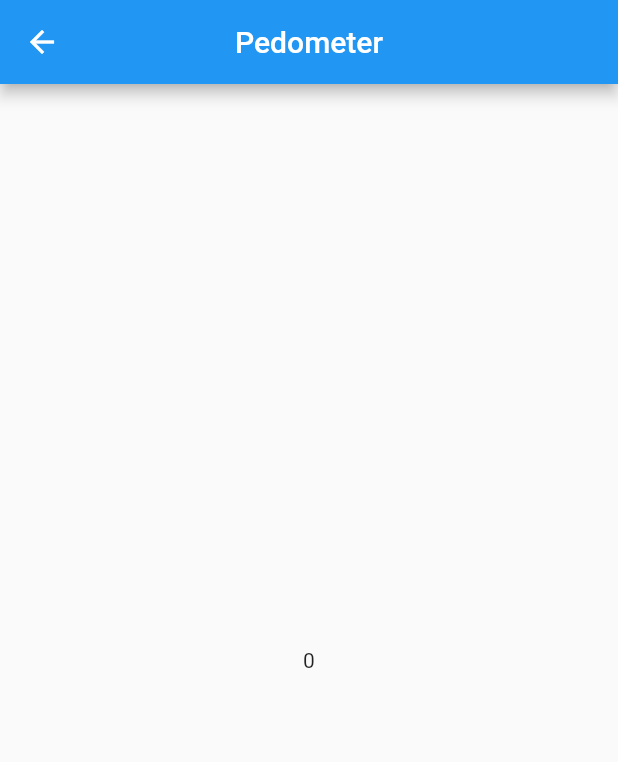
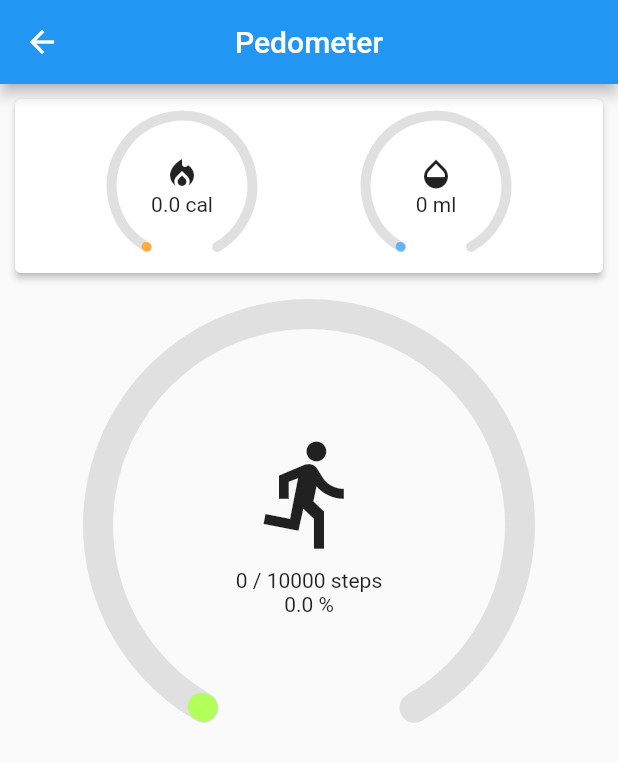
Before and after one commit to liewyihseng/HealthGuard, a Flutter app: the PedometerPage screen opened by its route, on a phone screen of 412 x 824 dp. Shown: the top 762 px of the screen. Run offline on Flutter 3.47's test engine with Material 2 defaults, Android fonts, the phone set to English and light mode, and no system bars; drawn by our look-alikes of sleek_circular_slider; our stand-ins replace cached_network_image, cloud_firestore, firebase_auth, firebase_core, firebase_storage, font_awesome_flutter and 5 more; accounts and stored records are empty.

Commit message:
add pedometer GUI

```diff
--- a/lib/pedometer_page.dart
+++ b/lib/pedometer_page.dart
@@ -1,65 +1,101 @@
 import 'dart:async';
+import 'dart:math';
 
+import 'package:HealthGuard/utils/services/shared_pref_service.dart';
+import 'package:HealthGuard/widgets/round_progress_bar.dart';
+import 'package:flutter/cupertino.dart';
 import 'package:flutter/material.dart';
+import 'package:jiffy/jiffy.dart';
 import 'package:pedometer/pedometer.dart';
 
-// TODO - Permissions for iOS in xcode (not sure)
-
-// plugin doc from pedometer
-// https://github.com/feelfreelinux/flutter-plugins/tree/master/packages/pedometer
+// pedometer plugin doc https://pub.dev/packages/pedometer
+// shared preference doc https://pub.dev/packages/shared_preferences
 
 /// pedometer screen page widget class
 class PedometerPage extends StatefulWidget {
   /// screen ID for navigator routing
   static const String id = "PedometerPage";
+
   @override
   _PedometerPageState createState() => _PedometerPageState();
 }
 
 /// pedometer screen page state class
 class _PedometerPageState extends State<PedometerPage> {
-  Pedometer _pedometer;
-  StreamSubscription<int> _subscription;
-  int _stepCountValue;
+  /// step count stream
+  Stream<StepCount> _stepCountStream;
 
+  /// steps
+  int _steps = 0;
+
+  /// calories (cal)
+  double _calories = 0;
+
+  /// water (ml)
+  int _water = 0;
+
+  /// goal (steps)
+  int goal = 10000;
+
+  /// override init
   @override
   void initState() {
     super.initState();
-    startListening();
+    initPlatformState();
   }
 
-  @override
-  void dispose() {
-    stopListening();
-    super.dispose();
+  /// additional init for pedometer
+  void initPlatformState() {
+    _stepCountStream = Pedometer.stepCountStream;
+    _stepCountStream.listen(onStepCount).onError(onStepCountError);
+
+    if (!mounted) return;
   }
 
-  void startListening() {
-    print("startlistening1");
-    _pedometer = Pedometer();
-    _subscription = _pedometer.pedometerStream.listen(
-      getTodaySteps,
-      onError: _onError,
-      onDone: _onDone,
-      cancelOnError: false,
-    );
-    print("startlistening2");
+  /// step count event handler
+  void onStepCount(StepCount event) async {
+    final String previousStepKey = "previousStep";
+    final String previousDayNoKey = "previousDayNo";
+
+    int todayDayNo = Jiffy(event.timeStamp).dayOfYear;
+    int preSteps = await SharedPrefService.read(previousStepKey) ?? 0;
+    int previousDayNo =
+        await SharedPrefService.read(previousDayNoKey) ?? todayDayNo;
+
+    // if reboot then
+    if (event.steps < preSteps) {
+      preSteps = 0;
+      SharedPrefService.saveInt(previousStepKey, preSteps);
+    }
+
+    // if new day
+    if (previousDayNo < todayDayNo) {
+      preSteps = event.steps;
+      previousDayNo = todayDayNo;
+    }
+
+    // save all
+    SharedPrefService.saveInt(previousStepKey, preSteps);
+    SharedPrefService.saveInt(previousDayNoKey, previousDayNo);
+
+    setState(() {
+      // _steps = event.steps - preSteps;
+      _steps = event.steps;
+      _calories = _steps.toDouble() * 0.04;
+      _water = (_steps.toDouble() * 0.1282).toInt();
+    });
   }
 
-  void _onDone() => print("Finished pedometer tracking");
-  void _onError(error) => print("Flutter Pedometer Error: $error");
-
-  Future<int> getTodaySteps(int value) async {
-    print(value);
+  /// step count stream error
+  void onStepCountError(error) {
+    print('onStepCountError: $error');
     setState(() {
-      print("setstate");
-      _stepCountValue = value;
+      _steps = 0;
     });
-    return _stepCountValue; // this is your daily steps value.
   }
 
-  void stopListening() {
-    _subscription.cancel();
+  double toPrecision(double value, int place) {
+    return ((value * pow(10, place)).round()) / pow(10, place);
   }
 
   /// build
@@ -70,7 +106,76 @@ class _PedometerPageState extends State<PedometerPage> {
         centerTitle: true,
         title: Text("Pedometer"),
       ),
-      body: Center(child: Text(_stepCountValue?.toString() ?? '0')),
+      body: Container(
+        child: Column(
+          crossAxisAlignment: CrossAxisAlignment.center,
+          children: [
+            // Text(_steps?.toString() ?? '0'),
+            Card(
+              elevation: 2,
+              margin: EdgeInsets.all(10),
+              child: Row(
+                mainAxisAlignment: MainAxisAlignment.spaceEvenly,
+                crossAxisAlignment: CrossAxisAlignment.center,
+                children: [
+                  RoundProgressBar(
+                      value: (_calories < 2000) ? _calories : 2000,
+                      max: 2000,
+                      size: 100,
+                      color: Colors.orangeAccent,
+                      innerWidget: (value) {
+                        return Column(
+                          mainAxisAlignment: MainAxisAlignment.center,
+                          children: [
+                            Icon(Icons.local_fire_department),
+                            Text("${toPrecision(_calories, 2)} cal"),
+                          ],
+                        );
+                      }),
+                  RoundProgressBar(
+                      value: (_water < 3000) ? _water.toDouble() : 3000,
+                      max: 3000,
+                      size: 100,
+                      color: Colors.blue[300],
+                      innerWidget: (value) {
+                        return Column(
+                          mainAxisAlignment: MainAxisAlignment.center,
+                          children: [
+                            Icon(Icons.opacity),
+                            Text(_water.toString() + " ml"),
+                          ],
+                        );
+                      }),
+                ],
+              ),
+            ),
+            RoundProgressBar(
+                value: ((_steps ?? 0) < goal)
+                    ? _steps?.toDouble()
+                    : goal.toDouble(),
+                max: goal.toDouble(),
+                size: 300,
+                color: Colors.lightGreenAccent,
+                innerWidget: (double value) {
+                  return Column(
+                    mainAxisAlignment: MainAxisAlignment.center,
+                    children: [
+                      Icon(
+                        Icons.directions_run,
+                        size: 80,
+                      ),
+                      SizedBox(
+                        height: 10,
+                      ),
+                      Text("$_steps / $goal steps"),
+                      Text(
+                          "${toPrecision(value / goal.toDouble() * 100, 2)} %"),
+                    ],
+                  );
+                }),
+          ],
+        ),
+      ),
     );
   }
 }
--- a/lib/widgets/round_progress_bar.dart
+++ b/lib/widgets/round_progress_bar.dart
@@ -22,13 +22,13 @@ class RoundProgressBar extends StatelessWidget {
         initialValue: value,
         innerWidget: innerWidget,
         appearance: CircularSliderAppearance(
-          animDurationMultiplier: 1.2,
+          animDurationMultiplier: 1,
           angleRange: 300,
           startAngle: 120,
           size: size,
           customWidths: CustomSliderWidths(
-            progressBarWidth: size / 15,
-            trackWidth: size / 20,
+            progressBarWidth: size / 16,
+            trackWidth: size / 15,
             handlerSize: 0,
             shadowWidth: size / 20,
           ),
```
Also changed, not shown: lib/utils/services/shared_pref_service.dart (added, +17 -0 lines), pubspec.yaml (+3 -5 lines), pubspec.lock, 1 other file.
